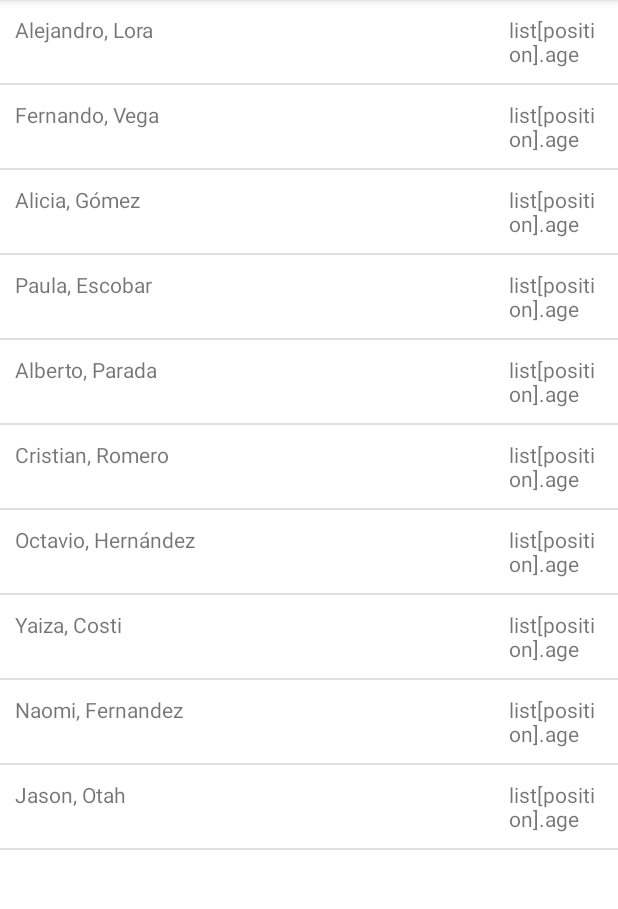
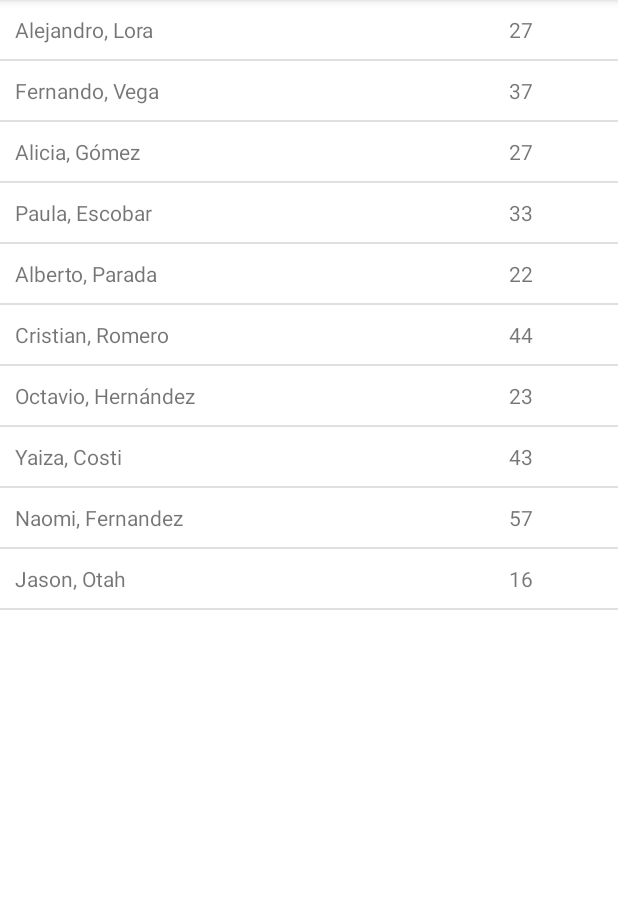
Before and after one commit to josebocero/Seccion_04_Activities_Permisos_List, an Android app: the ListViewActivity screen opened directly, with no data from a screen before it, on a phone screen of 412 x 824 dp, the part 84-993 px from its top. Run offline under Robolectric (Android 15) with nearby library versions, the phone set to English and light mode, and no system bars; pictures from the network do not load.

```diff
--- a/app/src/main/java/jose_g_bocero/com/jose/seccion_04_activities_permisos_list/adapters/PersonAdapter.kt
+++ b/app/src/main/java/jose_g_bocero/com/jose/seccion_04_activities_permisos_list/adapters/PersonAdapter.kt
@@ -43,7 +43,7 @@ class PersonAdapter(val context: Context,val layout: Int, val list: List<Person>
 
         val fullName ="${list[position].firstName}, ${list[position].lastName}"
         vh.fullName.text = fullName
-        vh.age.text = "list[position].age"
+        vh.age.text = "${list[position].age}"
 
         return view
     }
```
